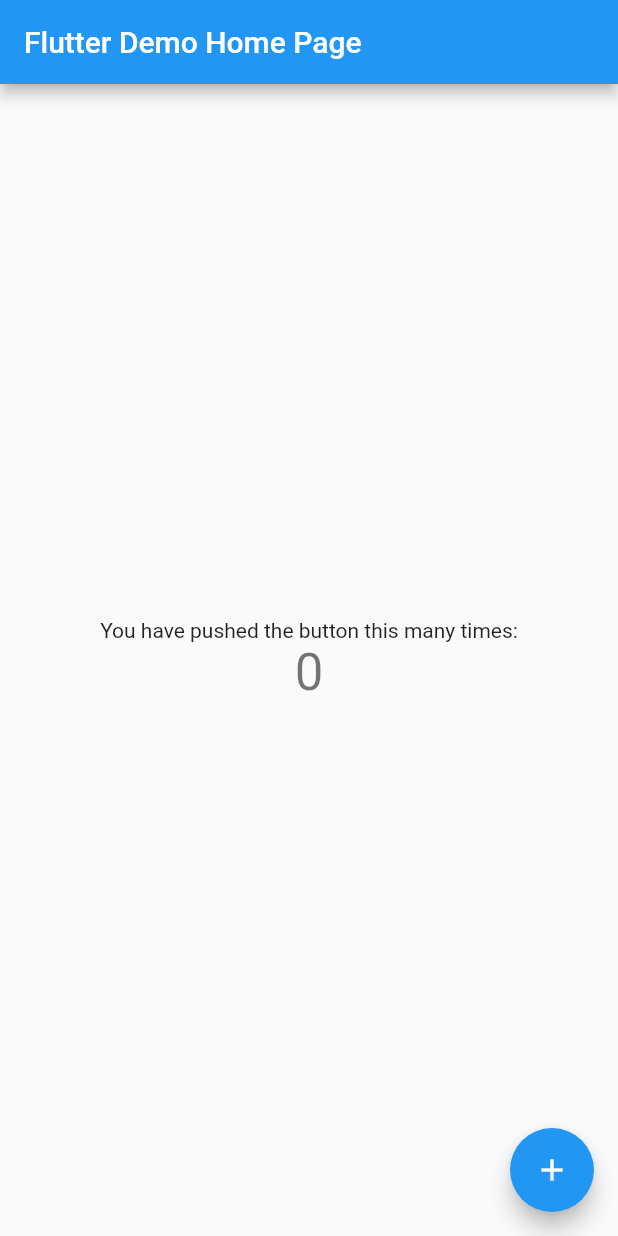
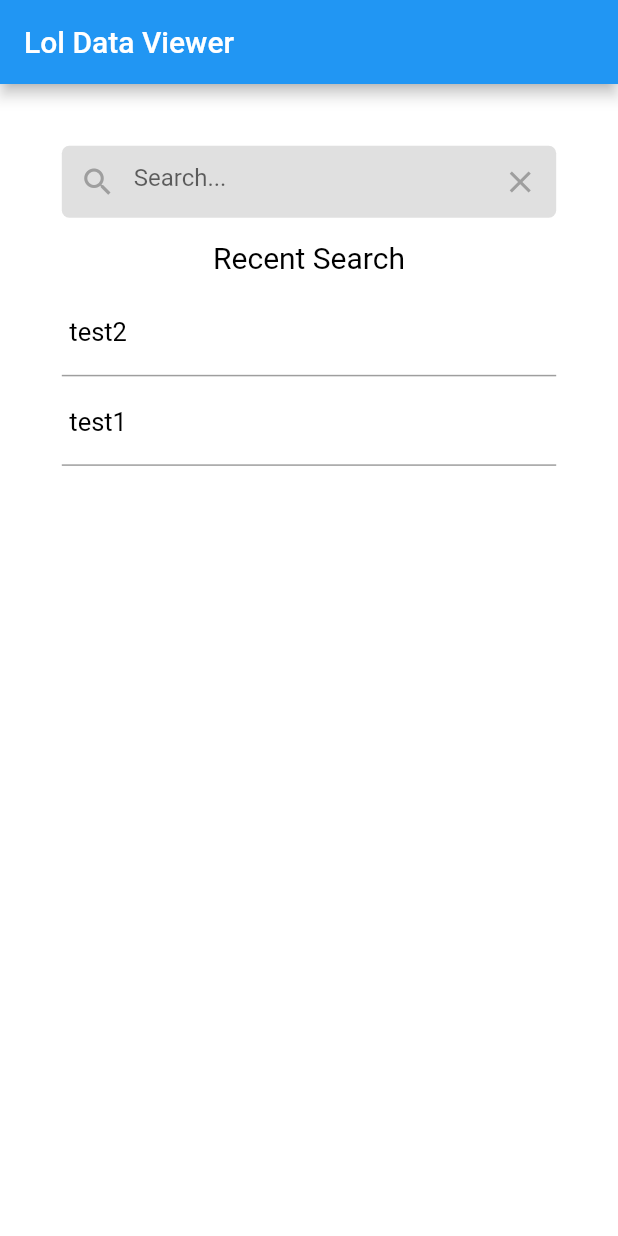
Before and after one commit to gabirel1/Projet-hub-MyLOL-Data-Viewer, a Flutter app: the screen it shows after launch, on a phone screen of 412 x 824 dp. Run offline on Flutter 3.47's test engine with Material 2 defaults, Android fonts, the light colour scheme and no system bars; our stand-ins replace cached_network_image, shared_preferences; missing offline and left inert: shared_preferences_web.

Commit message:
adding stuff

```diff
--- a/lib/main.dart
+++ b/lib/main.dart
@@ -1,4 +1,5 @@
 import 'package:flutter/material.dart';
+import 'package:my_op_gg/views/profile.dart';
 
 void main() {
   runApp(const MyApp());
@@ -13,33 +14,23 @@
     return MaterialApp(
       title: 'Flutter Demo',
       theme: ThemeData(
-        // This is the theme of your application.
-        //
-        // Try running your application with "flutter run". You'll see the
-        // application has a blue toolbar. Then, without quitting the app, try
-        // changing the primarySwatch below to Colors.green and then invoke
-        // "hot reload" (press "r" in the console where you ran "flutter run",
-        // or simply save your changes to "hot reload" in a Flutter IDE).
-        // Notice that the counter didn't reset back to zero; the application
-        // is not restarted.
-        primarySwatch: Colors.blue,
+        scaffoldBackgroundColor: Colors.white,
+/*         backgroundColor: Colors.black,
+        primarySwatch: Colors.blue, */
+        textTheme: const TextTheme(
+          bodyText1: TextStyle(),
+          bodyText2: TextStyle(),
+        ).apply(
+          bodyColor: Colors.black,
+        ),
       ),
-      home: const MyHomePage(title: 'Flutter Demo Home Page'),
+      home: const MyHomePage(title: 'Lol Data Viewer'),
     );
   }
 }
 
 class MyHomePage extends StatefulWidget {
   const MyHomePage({Key? key, required this.title}) : super(key: key);
-
-  // This widget is the home page of your application. It is stateful, meaning
-  // that it has a State object (defined below) that contains fields that affect
-  // how it looks.
-
-  // This class is the configuration for the state. It holds the values (in this
-  // case the title) provided by the parent (in this case the App widget) and
-  // used by the build method of the State. Fields in a Widget subclass are
-  // always marked "final".
 
   final String title;
 
@@ -48,68 +39,167 @@
 }
 
 class _MyHomePageState extends State<MyHomePage> {
-  int _counter = 0;
+  final TextEditingController searchTextController = TextEditingController();
+  var region = "euw1";
+  List history = ["test1", "test2"];
 
-  void _incrementCounter() {
-    setState(() {
-      // This call to setState tells the Flutter framework that something has
-      // changed in this State, which causes it to rerun the build method below
-      // so that the display can reflect the updated values. If we changed
-      // _counter without calling setState(), then the build method would not be
-      // called again, and so nothing would appear to happen.
-      _counter++;
-    });
+  @override
+  void initState() {
+    super.initState();
+  }
+
+  Widget historyList() {
+    return Container(
+      height: MediaQuery.of(context).size.height * 0.28,
+      width: MediaQuery.of(context).size.width * 0.8,
+      padding: const EdgeInsets.only(
+        top: 10,
+      ),
+      child: CustomScrollView(
+        slivers: <Widget>[
+          SliverList(
+            delegate: SliverChildBuilderDelegate(
+              (BuildContext context, int index) {
+                return InkWell(
+                  onTap: () {
+                    Navigator.push(
+                      context,
+                      MaterialPageRoute(
+                        builder: (context) => ProfilePage(
+                          username: history[history.length - (index + 1)],
+                          server: region,
+                        ),
+                      ),
+                    );
+                  },
+                  child: Container(
+                    margin: const EdgeInsets.only(
+                      bottom: 2.0,
+                    ),
+                    padding: const EdgeInsets.only(
+                      top: 2,
+                      bottom: 2,
+                      left: 5,
+                    ),
+                    height: MediaQuery.of(context).size.height * 0.07,
+                    // width: MediaQuery.of(context).size.width * 0.8,
+                    // color: Colors.grey[300],
+                    decoration: const BoxDecoration(
+                      border: Border(
+                        bottom: BorderSide(
+                          color: Colors.grey,
+                        ),
+                      ),
+                    ),
+                    child: Column(
+                      mainAxisAlignment: MainAxisAlignment.center,
+                      crossAxisAlignment: CrossAxisAlignment.start,
+                      children: [
+                        Text(
+                          history[history.length - (index + 1)],
+                          style: const TextStyle(
+                            fontSize: 17,
+                          ),
+                        ),
+                      ],
+                    ),
+                  ),
+                );
+              },
+              childCount: history.length,
+            ),
+          ),
+        ],
+      ),
+    );
   }
 
   @override
   Widget build(BuildContext context) {
-    // This method is rerun every time setState is called, for instance as done
-    // by the _incrementCounter method above.
-    //
-    // The Flutter framework has been optimized to make rerunning build methods
-    // fast, so that you can just rebuild anything that needs updating rather
-    // than having to individually change instances of widgets.
     return Scaffold(
       appBar: AppBar(
-        // Here we take the value from the MyHomePage object that was created by
-        // the App.build method, and use it to set our appbar title.
         title: Text(widget.title),
       ),
       body: Center(
-        // Center is a layout widget. It takes a single child and positions it
-        // in the middle of the parent.
         child: Column(
-          // Column is also a layout widget. It takes a list of children and
-          // arranges them vertically. By default, it sizes itself to fit its
-          // children horizontally, and tries to be as tall as its parent.
-          //
-          // Invoke "debug painting" (press "p" in the console, choose the
-          // "Toggle Debug Paint" action from the Flutter Inspector in Android
-          // Studio, or the "Toggle Debug Paint" command in Visual Studio Code)
-          // to see the wireframe for each widget.
-          //
-          // Column has various properties to control how it sizes itself and
-          // how it positions its children. Here we use mainAxisAlignment to
-          // center the children vertically; the main axis here is the vertical
-          // axis because Columns are vertical (the cross axis would be
-          // horizontal).
-          mainAxisAlignment: MainAxisAlignment.center,
-          children: <Widget>[
+          mainAxisAlignment: MainAxisAlignment.start,
+          children: [
+            Padding(
+              padding: EdgeInsets.only(
+                top: MediaQuery.of(context).size.height * 0.05,
+              ),
+            ),
+            Container(
+              child: Center(
+                child: Column(
+                  children: [
+                    Container(
+                      decoration: BoxDecoration(
+                        color: Colors.grey[300],
+                        borderRadius: BorderRadius.circular(5),
+                      ),
+                      width: MediaQuery.of(context).size.width * 0.80,
+                      child: TextField(
+                        // cursorColor: Colors.white,
+                        controller: searchTextController,
+                        decoration: InputDecoration(
+                          prefixIcon: IconButton(
+                            color: Colors.grey,
+                            icon: const Icon(
+                              Icons.search,
+                            ),
+                            onPressed: () async {
+                              await Navigator.push(
+                                context,
+                                MaterialPageRoute(
+                                  builder: (context) => ProfilePage(
+                                    username: searchTextController.text,
+                                    server: region,
+                                  ),
+                                ),
+                              );
+                              history.add(searchTextController.text);
+                              searchTextController.clear();
+                            },
+                          ),
+                          suffixIcon: IconButton(
+                            color: Colors.grey,
+                            icon: const Icon(
+                              Icons.clear,
+                            ),
+                            onPressed: () {
+                              var test = searchTextController.text;
+                              print("test == $test");
+                              searchTextController.clear();
+                            },
+                          ),
+                          hintText: 'Search...',
+                          border: InputBorder.none,
+                        ),
+                      ),
+                    ),
+                  ],
+                ),
+              ),
+            ),
+            const Padding(
+              padding: EdgeInsets.only(
+                top: 15,
+              ),
+            ),
             const Text(
-              'You have pushed the button this many times:',
+              "Recent Search",
+              style: TextStyle(
+                color: Colors.black,
+                fontSize: 20,
+              ),
             ),
-            Text(
-              '$_counter',
-              style: Theme.of(context).textTheme.headline4,
-            ),
+            Center(
+              child: historyList(),
+            )
           ],
         ),
       ),
-      floatingActionButton: FloatingActionButton(
-        onPressed: _incrementCounter,
-        tooltip: 'Increment',
-        child: const Icon(Icons.add),
-      ), // This trailing comma makes auto-formatting nicer for build methods.
     );
   }
 }
--- a/lib/utils/secrets.dart
+++ b/lib/utils/secrets.dart
@@ -1 +1 @@
-const String apiKey = "RGAPI-ab75ad5b-eee7-4196-b7e2-f01c7c8b6e53";
+const String apiKey = "RGAPI-aa447c10-6d99-4fdd-8d8f-a47d091c18ef";
--- a/pubspec.yaml
+++ b/pubspec.yaml
@@ -37,6 +37,7 @@
   http: ^0.13.4
   shared_preferences: ^2.0.8
   intl: ^0.17.0
+  cached_network_image: ^3.1.0
 
 dev_dependencies:
   flutter_test:
```
Also changed, not shown: lib/api_endpoints/profile.dart (+14 -2 lines), lib/views/profile.dart (+103 -31 lines), 2 other files.
